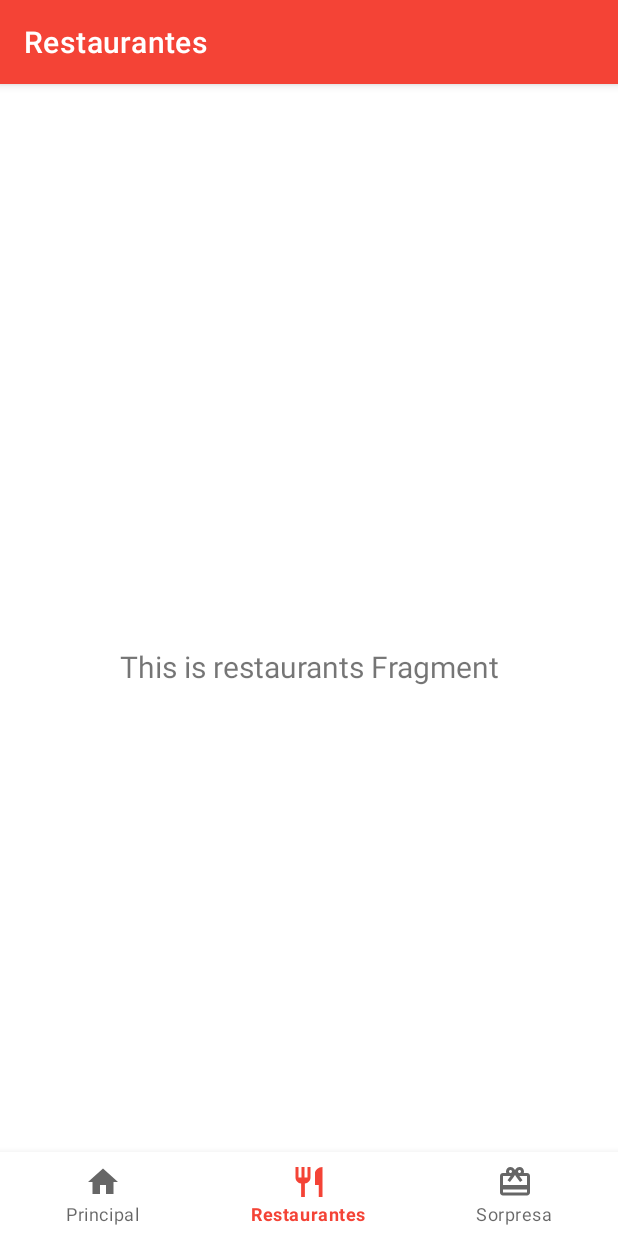
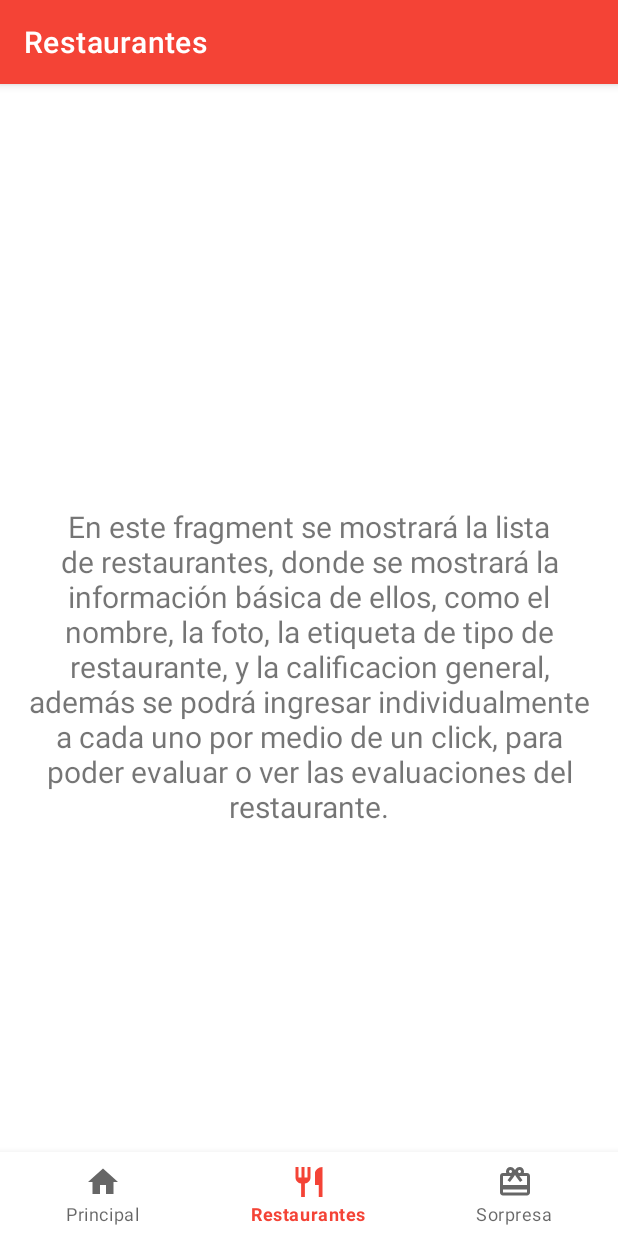
Before and after one commit to Sycrax88/RecomiendaME, an Android app: the HomeFragment screen opened through its navigation route, item 2 of the bottom bar chosen, on a phone screen of 412 x 824 dp. Run offline under Robolectric (Android 15) with nearby library versions, the phone set to English and light mode, and no system bars; our stand-ins replace Firebase (no records; nobody signed in at launch, a user with empty details on screens opened directly), navigation-ui.

Commit message:
Se agregaron los textos de los fragments

```diff
--- a/app/src/main/java/com/colosoft/recomiendame/ui/home/HomeViewModel.kt
+++ b/app/src/main/java/com/colosoft/recomiendame/ui/home/HomeViewModel.kt
@@ -7,7 +7,9 @@ import androidx.lifecycle.ViewModel
 class HomeViewModel : ViewModel() {
 
     private val _text = MutableLiveData<String>().apply {
-        value = "This is home Fragment"
+        value = "En este fragment será la página principal, aqui se mostrarán" +
+                " elementos como noticias, promociones de restaurantes o los restaurantes más valorados por semana" +
+                " será un espacio para que haya información general de restaurantes"
     }
     val text: LiveData<String> = _text
 }
--- a/app/src/main/java/com/colosoft/recomiendame/ui/restaurants/RestaurantsViewModel.kt
+++ b/app/src/main/java/com/colosoft/recomiendame/ui/restaurants/RestaurantsViewModel.kt
@@ -7,7 +7,10 @@ import androidx.lifecycle.ViewModel
 class RestaurantsViewModel : ViewModel() {
 
     private val _text = MutableLiveData<String>().apply {
-        value = "This is restaurants Fragment"
+        value = "En este fragment se mostrará la lista de restaurantes," +
+                " donde se mostrará la información básica de ellos, como el nombre, la foto, la etiqueta de tipo" +
+                " de restaurante, y la calificacion general, además se podrá ingresar individualmente a cada uno" +
+                " por medio de un click, para poder evaluar o ver las evaluaciones del restaurante."
     }
     val text: LiveData<String> = _text
 }
--- a/app/src/main/java/com/colosoft/recomiendame/ui/surprise/SurpriseViewModel.kt
+++ b/app/src/main/java/com/colosoft/recomiendame/ui/surprise/SurpriseViewModel.kt
@@ -7,7 +7,9 @@ import androidx.lifecycle.ViewModel
 class SurpriseViewModel : ViewModel() {
 
     private val _text = MutableLiveData<String>().apply {
-        value = "This is surprise Fragment"
+        value = "En este fragment se mostrarán recomendaciones de restaurantes" +
+                " diarios, tomandose al azar pero tomando en cuenta un promedio de valoracion decente para" +
+                " ser mostrado a los usuarios. Pueden mostrarse de 1 a 3 restaurantes diarios."
     }
     val text: LiveData<String> = _text
 }
--- a/app/src/main/res/layout/fragment_home.xml
+++ b/app/src/main/res/layout/fragment_home.xml
@@ -13,6 +13,7 @@
         android:layout_marginStart="8dp"
         android:layout_marginTop="8dp"
         android:layout_marginEnd="8dp"
+        android:text="@string/explanation_home"
         android:textAlignment="center"
         android:textSize="20sp"
         app:layout_constraintBottom_toBottomOf="parent"
--- a/app/src/main/res/layout/fragment_restaurants.xml
+++ b/app/src/main/res/layout/fragment_restaurants.xml
@@ -13,6 +13,7 @@
         android:layout_marginStart="8dp"
         android:layout_marginTop="8dp"
         android:layout_marginEnd="8dp"
+        android:text="@string/explanation_restaurants"
         android:textAlignment="center"
         android:textSize="20sp"
         app:layout_constraintBottom_toBottomOf="parent"
--- a/app/src/main/res/layout/fragment_surprise.xml
+++ b/app/src/main/res/layout/fragment_surprise.xml
@@ -13,6 +13,7 @@
         android:layout_marginStart="8dp"
         android:layout_marginTop="8dp"
         android:layout_marginEnd="8dp"
+        android:text="@string/explanation_surprise"
         android:textAlignment="center"
         android:textSize="20sp"
         app:layout_constraintBottom_toBottomOf="parent"
--- a/app/src/main/res/values/strings.xml
+++ b/app/src/main/res/values/strings.xml
@@ -12,4 +12,15 @@
     <string name="rep_password">Repetir Contraseña</string>
     <string name="register">Registrar</string>
     <string name="lastName">Apellido</string>
+
+    <string name="explanation_home">En este fragment será la página principal, aqui se mostrarán
+    elementos como noticias, promociones de restaurantes o los restaurantes más valorados por semana
+    , será un espacio para que haya información general de restaurantes.</string>
+    <string name="explanation_restaurants">En este fragment se mostrará la lista de restaurantes,
+        donde se mostrará la información básica de ellos, como el nombre, la foto, la etiqueta de tipo
+        de restaurante, y la calificacion general, además se podrá ingresar individualmente a cada uno
+    por medio de un click, para poder evaluar o ver las evaluaciones del restaurante.</string>
+    <string name="explanation_surprise">En este fragment se mostrarán recomendaciones de restaurantes
+        diarios, tomandose al azar pero tomando en cuenta un promedio de valoracion decente para
+        ser mostrado a los usuarios. Pueden mostrarse de 1 a 3 restaurantes diarios.</string>
 </resources>
```
